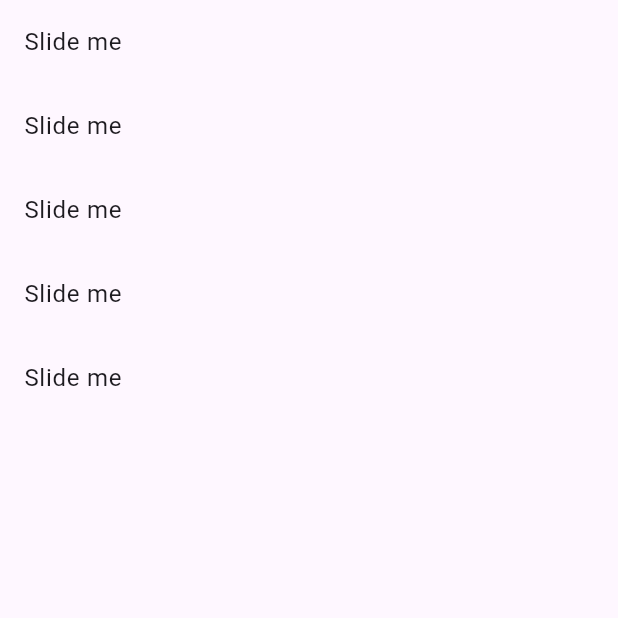
After one commit to khoo04/Simple-Widget-App, a Flutter app: the SlideableExamplePage screen opened directly, on a phone screen of 412 x 824 dp, the top half of it. The commit adds this screen. Run offline on Flutter 3.47's test engine with Material 3 defaults, Android fonts, the light colour scheme and no system bars; drawn by our look-alikes of flutter_slidable; our stand-ins replace shared_preferences; accounts and stored records are empty.

Commit message:
Second Commit

```diff
--- a/lib/page/page3_payment.dart
+++ b/lib/page/page3_payment.dart
@@ -11,6 +11,7 @@ class AmountPage extends StatefulWidget {
 
 class _AmountPageState extends State<AmountPage> {
   TextEditingController amountController = TextEditingController();
+
   void textFormat(String? value) async {
     await Future.delayed(Duration(milliseconds: 1));
     if (value == null || value == "") {
@@ -22,7 +23,9 @@ class _AmountPageState extends State<AmountPage> {
     //complete the following function, the format must be "RM x.xx", for example "RM 123.34"
     //the new value should push to the current value (can refer tng ewallet)
     // u can use keyboardType: TextInputType.number, to restrict the user input
+
     String extractedNumber = value.replaceAll(RegExp('[^0-9]'), '');
+
     if (extractedNumber.length >= 2) {
       //If number length is have more than 2 places, add the '.'
       extractedNumber =
@@ -30,9 +33,8 @@ class _AmountPageState extends State<AmountPage> {
     } else {
       extractedNumber = "0.${extractedNumber.padLeft(2, '0')}";
     }
-
     //Replace 0 for start of line
-    extractedNumber = extractedNumber.replaceFirst(RegExp('^0'), '');
+    extractedNumber = extractedNumber.replaceFirst(RegExp('0'), '');
 
     //If the number string start with . , add 0 in front
     if (extractedNumber.startsWith(".")) {
--- /dev/null
+++ b/lib/page/page9_slideable.dart
@@ -0,0 +1,83 @@
+import 'package:flutter/cupertino.dart';
+import 'package:flutter_slidable/flutter_slidable.dart';
+import 'package:flutter/material.dart';
+
+class SlideableExamplePage extends StatefulWidget {
+  const SlideableExamplePage({super.key});
+
+  @override
+  State<SlideableExamplePage> createState() => _SlideableExamplePageState();
+}
+
+class _SlideableExamplePageState extends State<SlideableExamplePage> {
+  @override
+  Widget build(BuildContext context) {
+    return Scaffold(
+      body: ListView.builder(
+        itemBuilder: (BuildContext context, int index) {
+          return _buildSlideableTile(context);
+        },
+        itemCount: 5,
+      ),
+    );
+  }
+
+  Widget _buildSlideableTile(BuildContext context) {
+    return Slidable(
+      // The start action pane is the one at the left or the top side.
+      startActionPane: ActionPane(
+        // A motion is a widget used to control how the pane animates.
+        motion: const ScrollMotion(),
+
+        // A pane can dismiss the Slidable.
+        dismissible: DismissiblePane(onDismissed: () {}),
+
+        // All actions are defined in the children parameter.
+        children: [
+          // A SlidableAction can have an icon and/or a label.
+          SlidableAction(
+            onPressed: (context) {},
+            backgroundColor: Color(0xFFFE4A49),
+            foregroundColor: Colors.white,
+            icon: Icons.delete,
+            label: 'Delete',
+          ),
+          SlidableAction(
+            onPressed: (context) {},
+            backgroundColor: Color(0xFF21B7CA),
+            foregroundColor: Colors.white,
+            icon: Icons.share,
+            label: 'Share',
+          ),
+        ],
+      ),
+
+      // The end action pane is the one at the right or the bottom side.
+      endActionPane: ActionPane(
+        motion: ScrollMotion(),
+        children: [
+          SlidableAction(
+            // An action can be bigger than the others.
+            flex: 2,
+            onPressed: (context) {},
+            backgroundColor: Color(0xFF7BC043),
+            foregroundColor: Colors.white,
+            icon: Icons.archive,
+            label: 'Archive',
+          ),
+          SlidableAction(
+            onPressed: (context) {},
+            backgroundColor: Color(0xFF0392CF),
+            foregroundColor: Colors.white,
+            icon: Icons.save,
+            label: 'Save',
+          ),
+        ],
+      ),
+
+      // The child of the Slidable is what the user sees when the
+      // component is not dragged.
+      child: const ListTile(title: Text('Slide me')),
+    );
+  }
+}
--- /dev/null
+++ b/lib/provider/theme_provider.dart
@@ -0,0 +1,17 @@
+import 'package:flutter/material.dart';
+
+class ThemeProvider extends ChangeNotifier {
+  ThemeMode currentTheme = ThemeMode.light;
+  bool isDarkMode = false;
+
+  void changeTheme(bool value) {
+    if (value) {
+      currentTheme = ThemeMode.dark;
+      isDarkMode = true;
+    } else {
+      currentTheme = ThemeMode.light;
+      isDarkMode = false;
+    }
+    notifyListeners();
+  }
+}
--- a/pubspec.yaml
+++ b/pubspec.yaml
@@ -36,6 +36,8 @@ dependencies:
   # Use with the CupertinoIcons class for iOS style icons.
   cupertino_icons: ^1.0.6
   shared_preferences: ^2.2.3
+  flutter_slidable: ^3.1.0
+  provider: ^6.1.2
 
 dev_dependencies:
   flutter_test:
```
Also changed, not shown: lib/main.dart (+10 -1 lines), lib/page/mainpage.dart (+67 -0 lines), lib/page/page10.datatable.dart (added, +167 -0 lines), lib/page/page11_switch_mode.dart (added, +29 -0 lines), lib/page/page2_DateTime.dart (+29 -0 lines), lib/page/page6_tab_bar.dart (added, +59 -0 lines), lib/page/page7_bottom_sheet.dart (added, +47 -0 lines), lib/page/page8_expansion.dart (added, +71 -0 lines), pubspec.lock, 1 other file.
